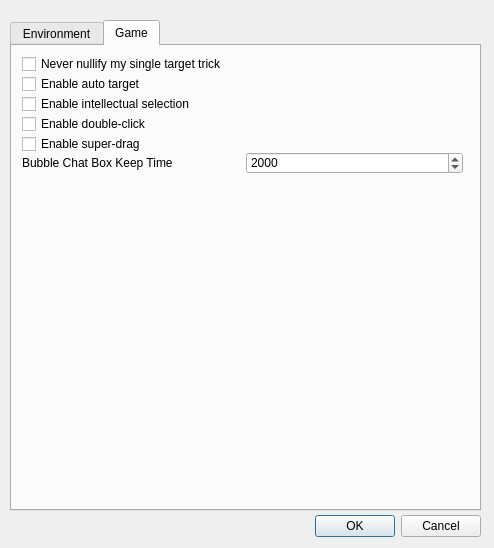
Above: src/dialog/configdialog.ui from BeginnerSlob/TouhouTripleSha before the change. Below: the same form after it.
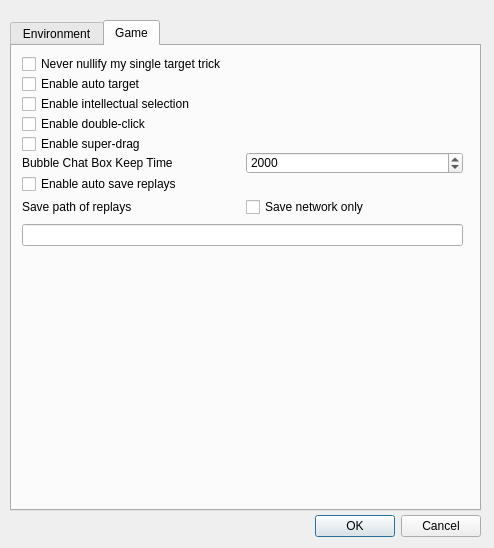
That is the form after the change. The open tabs and pages were chosen to show the change.

What changed in the file:
```diff
--- a/src/dialog/configdialog.ui
+++ b/src/dialog/configdialog.ui
@@ -594,6 +594,71 @@
       <bool>false</bool>
      </property>
     </widget>
+    <widget class="QWidget" name="verticalLayoutWidget">
+     <property name="geometry">
+      <rect>
+       <x>10</x>
+       <y>150</y>
+       <width>441</width>
+       <height>51</height>
+      </rect>
+     </property>
+     <layout class="QVBoxLayout" name="replaysLayout">
+      <item>
+       <layout class="QHBoxLayout" name="horizontalLayout_7">
+        <item>
+         <widget class="QLabel" name="replaysPathLabel">
+          <property name="text">
+           <string>Save path of replays</string>
+          </property>
+          <property name="buddy">
+           <cstring>bgPathLineEdit</cstring>
+          </property>
+         </widget>
+        </item>
+        <item>
+         <widget class="QCheckBox" name="saveNetworkOnlyCheckBox">
+          <property name="enabled">
+           <bool>true</bool>
+          </property>
+          <property name="text">
+           <string>Save network only</string>
+          </property>
+          <property name="checked">
+           <bool>false</bool>
+          </property>
+         </widget>
+        </item>
+       </layout>
+      </item>
+      <item>
+       <widget class="QLineEdit" name="replaysPathLineEdit">
+        <property name="readOnly">
+         <bool>true</bool>
+        </property>
+       </widget>
+      </item>
+     </layout>
+    </widget>
+    <widget class="QCheckBox" name="autoSaveReplaysCheckBox">
+     <property name="enabled">
+      <bool>true</bool>
+     </property>
+     <property name="geometry">
+      <rect>
+       <x>10</x>
+       <y>130</y>
+       <width>167</width>
+       <height>16</height>
+      </rect>
+     </property>
+     <property name="text">
+      <string>Enable auto save replays</string>
+     </property>
+     <property name="checked">
+      <bool>false</bool>
+     </property>
+    </widget>
    </widget>
   </widget>
   <widget class="QDialogButtonBox" name="buttonBox">
```
Left out of the diff: 2 changed lines with no effect on the pictures.
